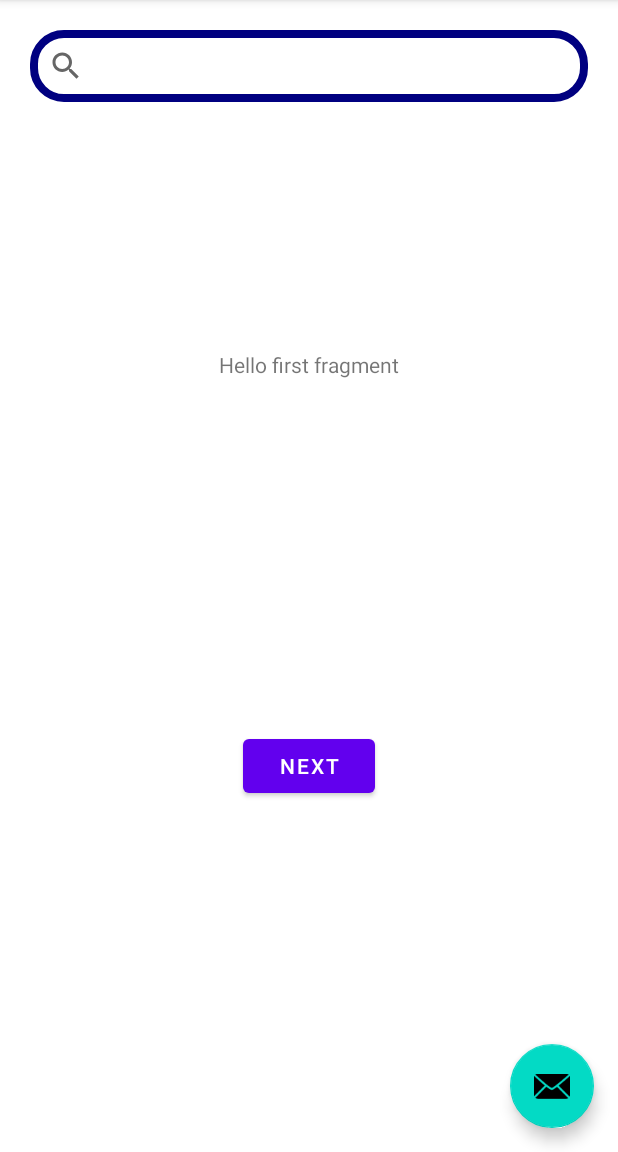
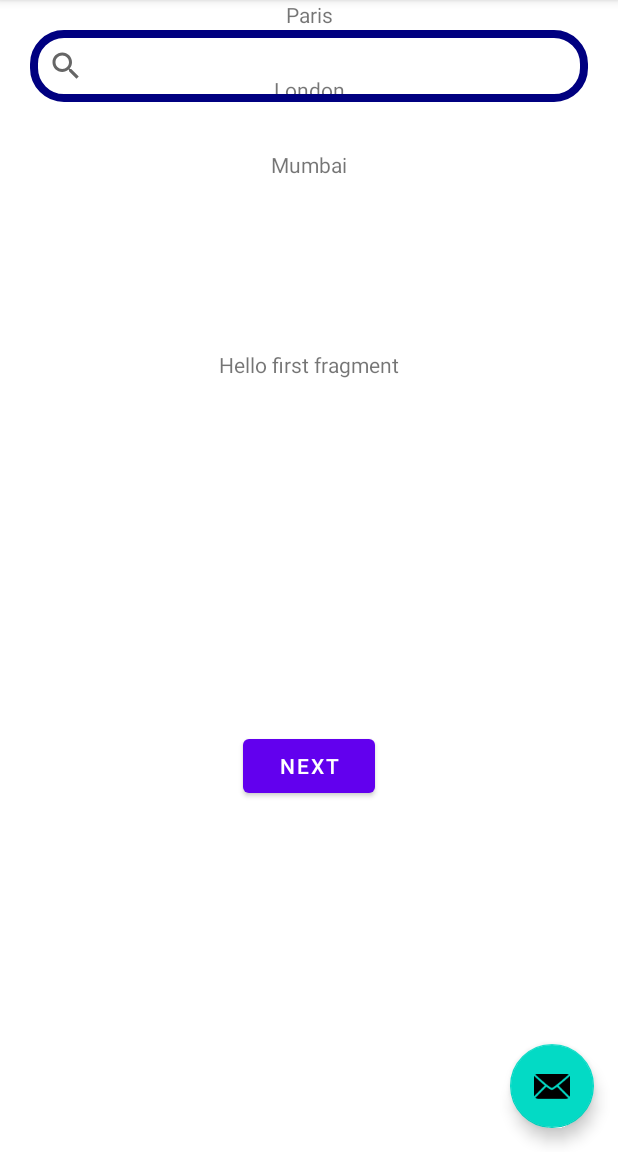
Before and after one commit to Wajdi923/Crypto_Clean_Version, an Android app: the screen it shows after launch (MainActivity), on a phone screen of 412 x 824 dp, the part 84-1236 px from its top. Run offline under Robolectric (Android 15) with nearby library versions, the phone set to English and light mode, and no system bars.

Commit message:
SplashScreen+SearchBar+RecyclerView

```diff
--- a/app/src/main/java/com/example/crypto/FirstFragment.kt
+++ /dev/null
@@ -1,31 +0,0 @@
-package com.example.crypto
-
-import android.os.Bundle
-import androidx.fragment.app.Fragment
-import android.view.LayoutInflater
-import android.view.View
-import android.view.ViewGroup
-import android.widget.Button
-import androidx.navigation.fragment.findNavController
-
-/**
- * A simple [Fragment] subclass as the default destination in the navigation.
- */
-class FirstFragment : Fragment() {
-
-    override fun onCreateView(
-            inflater: LayoutInflater, container: ViewGroup?,
-            savedInstanceState: Bundle?
-    ): View? {
-        // Inflate the layout for this fragment
-        return inflater.inflate(R.layout.fragment_first, container, false)
-    }
-
-    override fun onViewCreated(view: View, savedInstanceState: Bundle?) {
-        super.onViewCreated(view, savedInstanceState)
-
-        view.findViewById<Button>(R.id.button_first).setOnClickListener {
-            findNavController().navigate(R.id.action_FirstFragment_to_SecondFragment)
-        }
-    }
-}
--- a/app/src/main/java/com/example/crypto/MainActivity.kt
+++ b/app/src/main/java/com/example/crypto/MainActivity.kt
@@ -13,6 +13,7 @@ class MainActivity : AppCompatActivity() {
         super.onCreate(savedInstanceState)
         setContentView(R.layout.activity_main)
         setSupportActionBar(findViewById(R.id.toolbar))
+
 
         findViewById<FloatingActionButton>(R.id.fab).setOnClickListener { view ->
             Snackbar.make(view, "Replace with your own action", Snackbar.LENGTH_LONG)
--- /dev/null
+++ b/app/src/main/java/com/example/crypto/presentation/list/CryptoAdapter.kt
@@ -0,0 +1,51 @@
+package com.example.crypto.presentation.list
+
+import android.view.LayoutInflater
+import android.view.View
+import android.view.ViewGroup
+import android.widget.TextView
+import androidx.recyclerview.widget.RecyclerView
+import com.example.crypto.R
+
+class CryptoAdapter(private var dataSet: List<String>) :
+        RecyclerView.Adapter<CryptoAdapter.ViewHolder>() {
+
+    /**
+     * Provide a reference to the type of views that you are using
+     * (custom ViewHolder).
+     */
+    class ViewHolder(view: View) : RecyclerView.ViewHolder(view) {
+        val textView: TextView
+
+        init {
+            // Define click listener for the ViewHolder's View.
+            textView = view.findViewById(R.id.crypto_name)
+        }
+    }
+
+    fun updateList(list: List<String>){
+        dataSet=list
+        notifyDataSetChanged()
+    }
+
+    // Create new views (invoked by the layout manager)
+    override fun onCreateViewHolder(viewGroup: ViewGroup, viewType: Int): ViewHolder {
+        // Create a new view, which defines the UI of the list item
+        val view = LayoutInflater.from(viewGroup.context)
+                .inflate(R.layout.crypto_item, viewGroup, false)
+
+        return ViewHolder(view)
+    }
+
+    // Replace the contents of a view (invoked by the layout manager)
+    override fun onBindViewHolder(viewHolder: ViewHolder, position: Int) {
+
+        // Get element from your dataset at this position and replace the
+        // contents of the view with that element
+        viewHolder.textView.text = dataSet[position]
+    }
+
+    // Return the size of your dataset (invoked by the layout manager)
+    override fun getItemCount() = dataSet.size
+
+}
--- /dev/null
+++ b/app/src/main/java/com/example/crypto/presentation/list/CryptoListFragment.kt
@@ -0,0 +1,54 @@
+package com.example.crypto.presentation.list
+
+import android.os.Bundle
+import androidx.fragment.app.Fragment
+import android.view.LayoutInflater
+import android.view.View
+import android.view.ViewGroup
+import android.widget.Button
+import androidx.navigation.fragment.findNavController
+import androidx.recyclerview.widget.LinearLayoutManager
+import androidx.recyclerview.widget.RecyclerView
+import com.example.crypto.R
+
+/**
+ * A simple [Fragment] subclass as the default destination in the navigation.
+ */
+class CryptoListFragment : Fragment() {
+
+    private lateinit var  recyclerView:RecyclerView
+    private  val adapter= CryptoAdapter(listOf())
+    private val layoutManager= LinearLayoutManager(context)
+
+    override fun onCreateView(
+            inflater: LayoutInflater, container: ViewGroup?,
+            savedInstanceState: Bundle?
+    ): View? {
+        // Inflate the layout for this fragment
+        return inflater.inflate(R.layout.fragment_crypto_list, container, false)
+    }
+
+    override fun onViewCreated(view: View, savedInstanceState: Bundle?) {
+        super.onViewCreated(view, savedInstanceState)
+
+        recyclerView=view.findViewById(R.id.crypto_recyclerwiew)
+
+        recyclerView.apply {
+            layoutManager=this@CryptoListFragment.layoutManager
+            adapter=this@CryptoListFragment.adapter
+        }
+
+
+        val weatherList: ArrayList<String> = arrayListOf<String>().apply {
+            add("Paris")
+            add("London")
+            add("Mumbai")
+        }
+
+        adapter.updateList(weatherList)
+
+        view.findViewById<Button>(R.id.button_first).setOnClickListener {
+            findNavController().navigate(R.id.action_FirstFragment_to_SecondFragment)
+        }
+    }
+}
--- /dev/null
+++ b/app/src/main/res/layout/crypto_item.xml
@@ -0,0 +1,16 @@
+<?xml version="1.0" encoding="utf-8"?>
+<androidx.constraintlayout.widget.ConstraintLayout
+    xmlns:android="http://schemas.android.com/apk/res/android"
+    android:layout_width="match_parent"
+    android:layout_height="50dp"
+    xmlns:app="http://schemas.android.com/apk/res-auto">
+    <TextView
+        android:id="@+id/crypto_name"
+        android:layout_width="match_parent"
+        android:layout_height="match_parent"
+        app:layout_constraintTop_toTopOf="parent"
+        app:layout_constraintStart_toStartOf="parent"
+        app:layout_constraintEnd_toEndOf="parent"
+        app:layout_constraintBottom_toBottomOf="parent"
+        android:textAlignment="center"/>
+</androidx.constraintlayout.widget.ConstraintLayout>
--- a/app/src/main/res/layout/fragment_first.xml
+++ b/app/src/main/res/layout/fragment_crypto_list.xml
@@ -4,7 +4,7 @@
     xmlns:tools="http://schemas.android.com/tools"
     android:layout_width="match_parent"
     android:layout_height="match_parent"
-    tools:context=".FirstFragment">
+    tools:context=".presentation.list.CryptoListFragment">
 
 
     <TextView
@@ -16,6 +16,16 @@
         app:layout_constraintEnd_toEndOf="parent"
         app:layout_constraintStart_toStartOf="parent"
         app:layout_constraintTop_toTopOf="parent" />
+
+
+    <androidx.recyclerview.widget.RecyclerView
+        android:id="@+id/crypto_recyclerwiew"
+        android:layout_width="match_parent"
+        android:layout_height="match_parent"
+        app:layout_constraintBottom_toBottomOf="parent"
+        app:layout_constraintEnd_toEndOf="parent"
+        app:layout_constraintStart_toStartOf="parent"
+        app:layout_constraintTop_toTopOf="parent"/>
 
     <ListView
         android:id="@+id/listView"
--- a/app/src/main/res/navigation/nav_graph.xml
+++ b/app/src/main/res/navigation/nav_graph.xml
@@ -7,9 +7,9 @@
 
     <fragment
         android:id="@+id/FirstFragment"
-        android:name="com.example.crypto.FirstFragment"
+        android:name="com.example.crypto.presentation.list.CryptoListFragment"
         android:label="@string/first_fragment_label"
-        tools:layout="@layout/fragment_first">
+        tools:layout="@layout/fragment_crypto_list">
 
         <action
             android:id="@+id/action_FirstFragment_to_SecondFragment"
```
